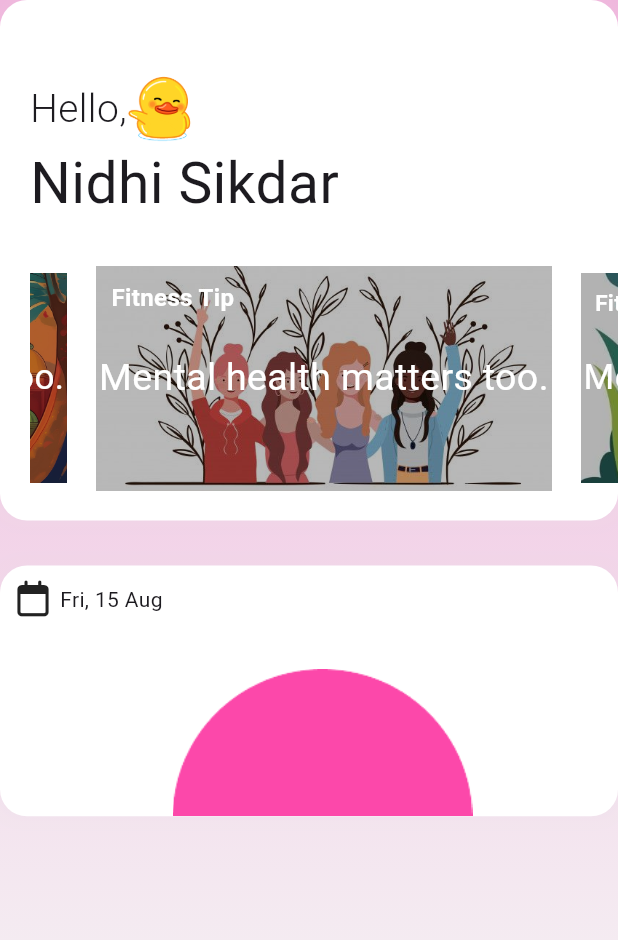
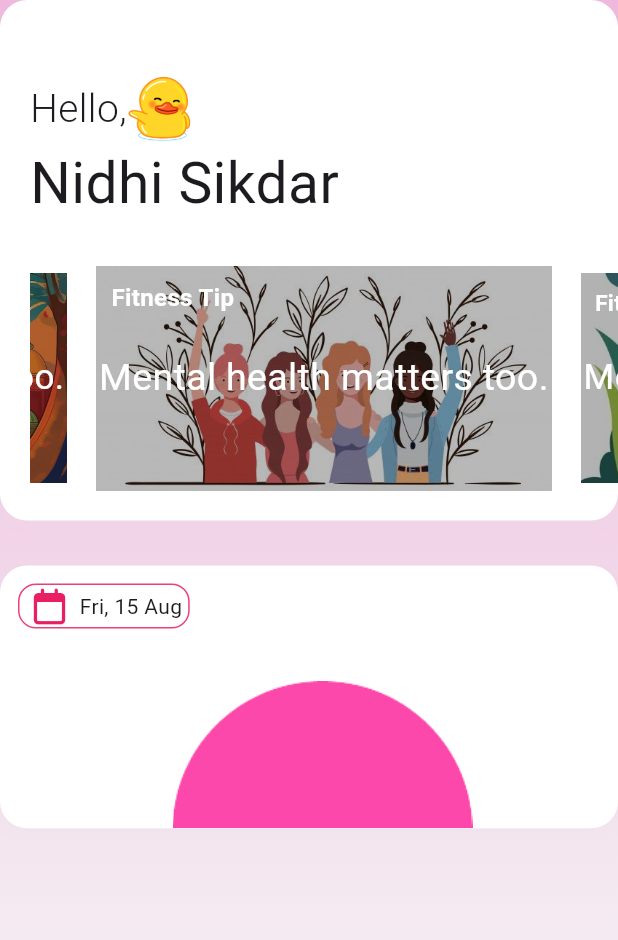
Before and after one commit to DON2604/menomate, a Flutter app: the screen it shows after launch, on a phone screen of 412 x 824 dp. Shown: the top 940 px of the screen. Run offline on Flutter 3.47's test engine with Material 3 defaults, Android fonts, the phone set to English and light mode, and no system bars; drawn by our look-alikes of carousel_slider; our stand-ins replace font_awesome_flutter; missing offline and left inert: dart:ffi.

Commit message:
fix : UI fixes

```diff
--- a/lib/screens/home.dart
+++ b/lib/screens/home.dart
@@ -1,3 +1,5 @@
+import 'dart:ffi';
+
 import 'package:flutter/material.dart';
 import 'package:font_awesome_flutter/font_awesome_flutter.dart';
 import 'package:menomate/widgets/carousel.dart';
@@ -68,16 +70,34 @@ class _Home extends State<Home> {
             child: Column(
               crossAxisAlignment: CrossAxisAlignment.start,
               children: [
-                  const Row(
+                const SizedBox(
+                  height: 12,
+                ),
+                Row(
                   children: [
-
+                    const SizedBox(
+                      width: 12,
+                    ),
+                    Container(
+                      decoration: BoxDecoration(
+                          border: Border.all(color: Colors.pink.shade400),
+                          borderRadius: BorderRadius.circular(12.0)),
+                      child: const Row(
+                        children: [
                           Padding(
-                        padding: EdgeInsets.only(top: 10, left: 10),
-                        child: Icon(FontAwesomeIcons.calendar),
+                            padding: EdgeInsets.only(left: 8.0),
+                            child: Icon(
+                              FontAwesomeIcons.calendar,
+                              color: Colors.pink,
+                            ),
                           ),
                           Padding(
-                        padding: EdgeInsets.only(top: 11, left: 6),
+                            padding: EdgeInsets.only(
+                                top: 4, left: 8, right: 4, bottom: 4),
                             child: Text("Fri, 15 Aug"),
+                          )
+                        ],
+                      ),
                     )
                   ],
                 ),
```
Also changed, not shown: pubspec.lock, 1 other file. Lines whose indentation alone changed are shown as unchanged.
